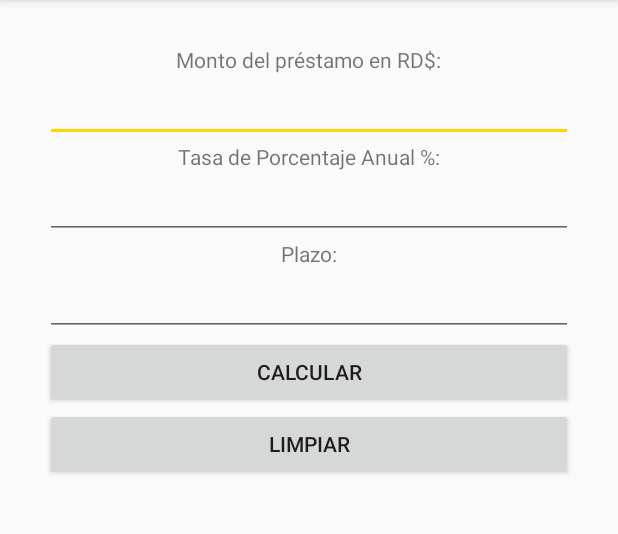
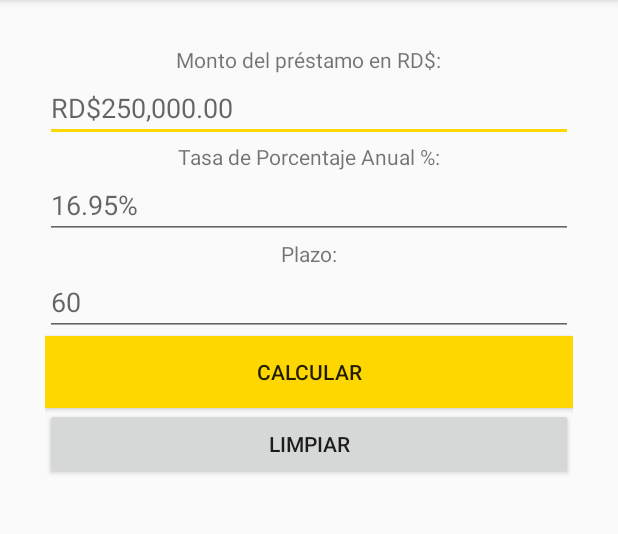
Before and after one commit to reymerfricasm/prj-cursobasico-3, an Android app: the screen it shows after launch (MainActivity), on a phone screen of 412 x 824 dp, the part 84-618 px from its top. Run offline under Robolectric (Android 15) with nearby library versions, the phone set to English and light mode, and no system bars.

Commit message:
Color del boton "Calcular" agregado y hints agregados.

```diff
--- a/app/src/main/res/layout/activity_main.xml
+++ b/app/src/main/res/layout/activity_main.xml
@@ -21,6 +21,7 @@
 
     <EditText
         android:id="@+id/amountEdit"
+        android:hint="@string/hintAmout"
         android:layout_width="match_parent"
         android:layout_height="wrap_content"
         android:ems="10"
@@ -39,6 +40,7 @@
         app:layout_constraintTop_toTopOf="parent" />
     <EditText
         android:id="@+id/rateEdit"
+        android:hint="@string/hintRate"
         android:layout_width="match_parent"
         android:layout_height="wrap_content"
         android:ems="10"
@@ -56,6 +58,7 @@
         app:layout_constraintTop_toTopOf="parent" />
     <EditText
         android:id="@+id/timeEdit"
+        android:hint="@string/hintTime"
         android:layout_width="match_parent"
         android:layout_height="wrap_content"
         android:ems="10"
@@ -66,6 +69,7 @@
         android:id="@+id/calculate"
         android:layout_width="match_parent"
         android:layout_height="wrap_content"
+        android:background="@color/buttonYellow"
         android:text="@string/calculateButton" />
 
     <Button
--- a/app/src/main/res/values/colors.xml
+++ b/app/src/main/res/values/colors.xml
@@ -3,4 +3,5 @@
     <color name="colorPrimary">#ffd700</color>
     <color name="colorPrimaryDark">#ccac00</color>
     <color name="colorAccent">#ffd700</color>
+    <color name="buttonYellow">#ffd700</color>
 </resources>
--- a/app/src/main/res/values/strings.xml
+++ b/app/src/main/res/values/strings.xml
@@ -6,4 +6,7 @@
     <string name="time">Plazo:</string>
     <string name="clearButton">Limpiar</string>
     <string name="calculateButton">Calcular</string>
+    <string name="hintAmout">RD$250,000.00</string>
+    <string name="hintRate">16.95%</string>
+    <string name="hintTime">60</string>
 </resources>
```
